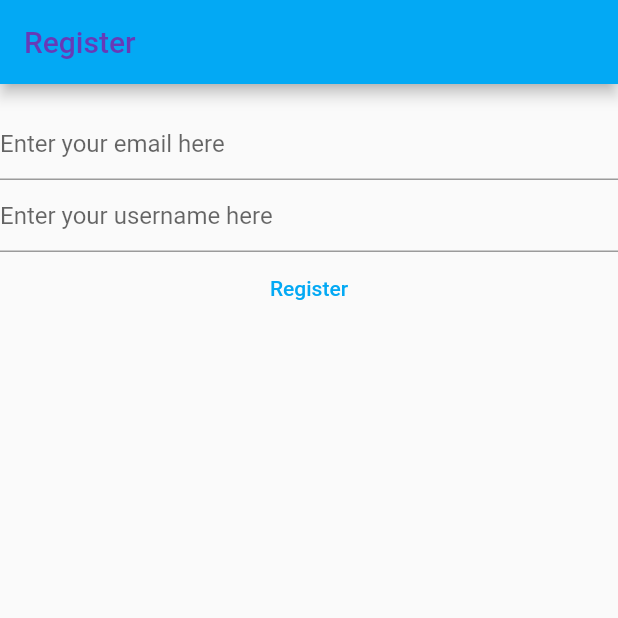
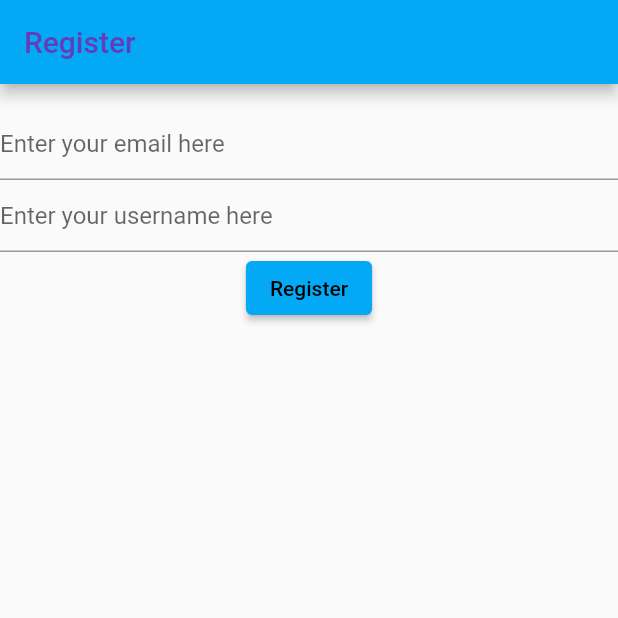
Before and after one commit to vzrifan/login_register, a Flutter app: the screen it shows after launch, after a tap on "Register", on a phone screen of 412 x 824 dp, the top half of it. Run offline on Flutter 3.47's test engine with Material 2 defaults, Android fonts, the phone set to English and light mode, and no system bars; our stand-ins replace cloud_firestore, firebase_auth, firebase_core; missing offline and left inert: flutter_udid; accounts and stored records are empty; network calls fail.

Commit message:
More oop and fix some register/login problem

```diff
--- /dev/null
+++ b/lib/helper/auth_exception.dart
@@ -0,0 +1,21 @@
+import 'package:firebase_auth/firebase_auth.dart';
+
+class AuthExecption {
+  static handleRegister(FirebaseAuthException e) {
+    if (e.code == 'weak-password') {
+      print("Weak password");
+    } else if (e.code == 'email-already-in-use') {
+      print("Email is already in use");
+    } else if (e.code == 'invalid-email') {
+      print("Invalid email entered");
+    }
+  }
+
+  static handleLogin(FirebaseAuthException e) {
+    if (e.code == 'user-not-found') {
+      print("User not found");
+    } else if (e.code == 'wrong-password') {
+      print("Wrong password");
+    }
+  }
+}
--- /dev/null
+++ b/lib/helper/auth_handler.dart
@@ -0,0 +1,83 @@
+import 'package:cloud_firestore/cloud_firestore.dart';
+import 'package:firebase_auth/firebase_auth.dart';
+import 'package:flutter/material.dart';
+import 'package:testing/helper/auth_exception.dart';
+import 'package:testing/main.dart';
+import 'package:testing/views/login_view.dart';
+
+class AuthHandler {
+  static Future<List<String>> getDeviceIdFromFirestore() async {
+    List<String> deviceIds = [];
+
+    QuerySnapshot usersSnapshot =
+        await FirebaseFirestore.instance.collection('users').get();
+
+    for (QueryDocumentSnapshot userDoc in usersSnapshot.docs) {
+      if (userDoc.data() != null && userDoc.data() is Map<String, dynamic>) {
+        Map<String, dynamic> userData = userDoc.data() as Map<String, dynamic>;
+        if (userData.containsKey('deviceId')) {
+          deviceIds.add(userData['deviceId']);
+        }
+      }
+    }
+
+    return deviceIds;
+  }
+
+  static Future<void> handleRegister(String email, String username,
+      String password, BuildContext context) async {
+    List<String> storedDeviceId = await getDeviceIdFromFirestore();
+    print(storedDeviceId);
+
+    if (storedDeviceId.contains(password)) {
+      Navigator.pushReplacement(
+        context,
+        MaterialPageRoute(builder: (context) => HomePage()),
+      );
+    } else {
+      try {
+        final userCredential =
+            await FirebaseAuth.instance.createUserWithEmailAndPassword(
+          email: email,
+          password: password,
+        );
+        User? user = userCredential.user;
+        await user?.updateDisplayName(username);
+        await FirebaseFirestore.instance
+            .collection('users')
+            .doc(userCredential.user!.uid)
+            .set({'email': email, 'deviceId': password, 'username': username});
+        print(userCredential);
+        Navigator.pushReplacement(
+          context,
+          MaterialPageRoute(builder: (context) => HomePage()),
+        );
+      } on FirebaseAuthException catch (e) {
+        AuthExecption.handleRegister(e);
+      }
+    }
+  }
+
+  static Future<void> handleLogin(
+      String email, String password, BuildContext context) async {
+    try {
+      final userCredential = await FirebaseAuth.instance
+          .signInWithEmailAndPassword(email: email, password: password);
+      print(userCredential);
+      Navigator.pushReplacement(
+          context, MaterialPageRoute(builder: (context) => HomePage()));
+    } on FirebaseAuthException catch (e) {
+      AuthExecption.handleLogin(e);
+    }
+  }
+
+  static Future<void> handleLogout(BuildContext context) async{
+    FirebaseAuth.instance.signOut();
+    Navigator.pushReplacement(
+        context, MaterialPageRoute(builder: (context) => LoginView()));
+  }
+
+  static bool isLoggedIn() {
+    return FirebaseAuth.instance.currentUser != null;
+  }
+}
--- a/lib/helper/custom_scaffold.dart
+++ b/lib/helper/custom_scaffold.dart
@@ -21,4 +21,26 @@ class CustomScaffold {
             options: DefaultFirebaseOptions.currentPlatform),
         builder: build);
   }
+
+  static TextField makeTextField(TextEditingController controller,
+      String hintText, TextInputType textInputType,
+      {bool enableSuggestions = true, bool autoCorrect = true}) {
+    return TextField(
+      controller: controller,
+      decoration: InputDecoration(hintText: hintText),
+      keyboardType: textInputType,
+    );
+  }
+
+  static ElevatedButton makeElevatedButton(String title,
+      {Future<void> Function()? asyncFunction}) {
+    return ElevatedButton(
+      onPressed: () async {
+        if (asyncFunction != null) {
+          await asyncFunction();
+        }
+      },
+      child: Text(title),
+    );
+  }
 }
--- a/lib/main.dart
+++ b/lib/main.dart
@@ -1,11 +1,13 @@
 import 'package:firebase_auth/firebase_auth.dart';
+import 'package:firebase_core/firebase_core.dart';
 import 'package:flutter/material.dart';
+import 'package:testing/helper/auth_handler.dart';
 import 'package:testing/helper/custom_scaffold.dart';
-import 'package:testing/views/login_view.dart';
 import 'package:testing/views/register_view.dart';
 
-void main() {
+void main() async {
   WidgetsFlutterBinding.ensureInitialized();
+  await Firebase.initializeApp();
   runApp(MaterialApp(
     title: "Flutter Demo",
     theme: ThemeData(primarySwatch: Colors.lightBlue), //TODO Color theme
@@ -32,15 +34,8 @@ class HomePage extends StatelessWidget {
               return Column(
                 children: [
                   Text("Hello ${user?.displayName}\n\nYour full info: $user"),
-                  ElevatedButton(
-                      onPressed: () {
-                        FirebaseAuth.instance.signOut();
-                        Navigator.pushReplacement(
-                            context,
-                            MaterialPageRoute(
-                                builder: (context) => LoginView()));
-                      },
-                      child: Text("Logout"))
+                  CustomScaffold.makeElevatedButton("Logout",
+                      asyncFunction: () => AuthHandler.handleLogout(context)),
                 ],
               );
             default:
--- a/lib/views/register_view.dart
+++ b/lib/views/register_view.dart
@@ -1,11 +1,11 @@
-import 'package:cloud_firestore/cloud_firestore.dart';
-import 'package:firebase_auth/firebase_auth.dart';
 import 'package:firebase_core/firebase_core.dart';
 import 'package:flutter/material.dart';
 import 'package:flutter_udid/flutter_udid.dart';
 import 'package:testing/firebase_options.dart';
+import 'package:testing/helper/auth_handler.dart';
 import 'package:testing/helper/custom_scaffold.dart';
 import 'package:testing/main.dart';
+import 'package:testing/views/login_view.dart';
 
 class RegisterView extends StatefulWidget {
   const RegisterView({super.key});
@@ -48,14 +48,19 @@ class _RegisterViewState extends State<RegisterView> {
 
   Future<void> _checkDeviceIdAndNavigate() async {
     final password = _id;
-    List<String> storedDeviceId = await getDeviceIdFromFirestore();
+    List<String> storedDeviceId = await AuthHandler.getDeviceIdFromFirestore();
     print(storedDeviceId);
 
     if (storedDeviceId.contains(password)) {
-      Navigator.pushReplacement(
-        context,
-        MaterialPageRoute(builder: (context) => HomePage()),
-      );
+      if (AuthHandler.isLoggedIn()) {
+        Navigator.pushReplacement(
+            context, MaterialPageRoute(builder: (context) => HomePage()));
+      } else {
+        Navigator.pushReplacement(
+          context,
+          MaterialPageRoute(builder: (context) => LoginView()),
+        );
+      }
     }
   }
 
@@ -64,24 +69,6 @@ class _RegisterViewState extends State<RegisterView> {
     _emailController.dispose();
     _usernameController.dispose();
     super.dispose();
-  }
-
-  Future<List<String>> getDeviceIdFromFirestore() async {
-    List<String> deviceIds = [];
-
-    QuerySnapshot usersSnapshot =
-        await FirebaseFirestore.instance.collection('users').get();
-
-    for (QueryDocumentSnapshot userDoc in usersSnapshot.docs) {
-      if (userDoc.data() != null && userDoc.data() is Map<String, dynamic>) {
-        Map<String, dynamic> userData = userDoc.data() as Map<String, dynamic>;
-        if (userData.containsKey('deviceId')) {
-          deviceIds.add(userData['deviceId']);
-        }
-      }
-    }
-
-    return deviceIds;
   }
 
   @override
@@ -95,67 +82,16 @@ class _RegisterViewState extends State<RegisterView> {
             return Column(
               children: [
                 Text(_id),
-                TextField(
-                  controller: _emailController,
-                  decoration:
-                      InputDecoration(hintText: "Enter your email here"),
-                  keyboardType: TextInputType.emailAddress,
-                ),
-                TextField(
-                  controller: _usernameController,
-                  decoration:
-                      InputDecoration(hintText: "Enter your username here"),
-                  keyboardType: TextInputType.name,
-                ),
-                TextButton(
-                  onPressed: () async {
-                    final email = _emailController.text;
-                    final username = _usernameController.text;
-                    final password = _id;
-                    List<String> storedDeviceId =
-                        await getDeviceIdFromFirestore();
-                    print(storedDeviceId);
-
-                    if (storedDeviceId.contains(password)) {
-                      Navigator.pushReplacement(
-                        context,
-                        MaterialPageRoute(builder: (context) => HomePage()),
-                      );
-                    } else {
-                      try {
-                        final userCredential = await FirebaseAuth.instance
-                            .createUserWithEmailAndPassword(
-                          email: email,
-                          password: password,
-                        );
-                        User? user = userCredential.user;
-                        await user?.updateDisplayName(username);
-                        await FirebaseFirestore.instance
-                            .collection('users')
-                            .doc(userCredential.user!.uid)
-                            .set({
-                          'email': email,
-                          'deviceId': password,
-                          'username': username
-                        });
-                        print(userCredential);
-                        Navigator.pushReplacement(
-                        context,
-                        MaterialPageRoute(builder: (context) => HomePage()),
-                      );
-                      } on FirebaseAuthException catch (e) {
-                        if (e.code == 'weak-password') {
-                          print("Weak password");
-                        } else if (e.code == 'email-already-in-use') {
-                          print("Email is already in use");
-                        } else if (e.code == 'invalid-email') {
-                          print("Invalid email entered");
-                        }
-                      }
-                    }
-                  },
-                  child: const Text("Register"),
-                ),
+                CustomScaffold.makeTextField(_emailController,
+                    "Enter your email here", TextInputType.emailAddress),
+                CustomScaffold.makeTextField(_usernameController,
+                    "Enter your username here", TextInputType.name),
+                CustomScaffold.makeElevatedButton("Register",
+                    asyncFunction: () => AuthHandler.handleRegister(
+                        _emailController.text,
+                        _usernameController.text,
+                        _id,
+                        context)),
               ],
             );
           default:
```
Also changed, not shown: lib/views/login_view.dart (+8 -32 lines).
